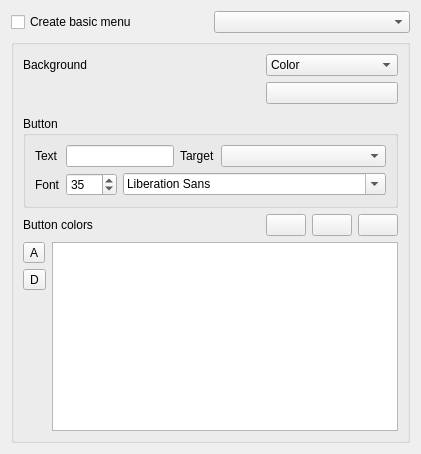
The window that src/widgets/dvdwizardmenu_ui.ui (KDE/kdenlive) describes before a commit, drawn with Qt 5.
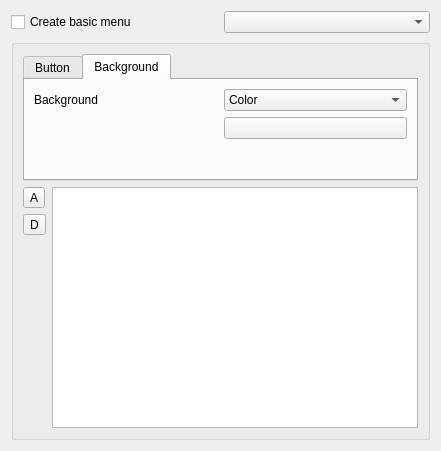
The same window after the commit. The open tabs and pages were chosen to show the change. Custom widgets are drawn as their Qt base class.

Commit message: dvd wizard: small ui improvements, warn on file overwrite

Diff of the .ui file:
```diff
--- a/src/widgets/dvdwizardmenu_ui.ui
+++ b/src/widgets/dvdwizardmenu_ui.ui
@@ -5,14 +5,14 @@
    <rect>
     <x>0</x>
     <y>0</y>
-    <width>421</width>
-    <height>454</height>
+    <width>441</width>
+    <height>451</height>
    </rect>
   </property>
   <property name="windowTitle" >
    <string>Form</string>
   </property>
-  <layout class="QGridLayout" name="gridLayout_4" >
+  <layout class="QGridLayout" name="gridLayout_5" >
    <item row="0" column="0" >
     <widget class="QCheckBox" name="create_menu" >
      <property name="text" >
@@ -20,49 +20,30 @@
      </property>
     </widget>
    </item>
+   <item row="0" column="1" >
+    <widget class="KComboBox" name="menu_profile" />
+   </item>
    <item row="1" column="0" colspan="2" >
     <widget class="QGroupBox" name="menu_box" >
      <property name="title" >
       <string/>
      </property>
      <layout class="QGridLayout" name="gridLayout_3" >
-      <item row="0" column="0" colspan="2" >
-       <widget class="QLabel" name="label" >
-        <property name="text" >
-         <string>Background</string>
+      <item row="0" column="0" >
+       <widget class="QTabWidget" name="tabWidget" >
+        <property name="sizePolicy" >
+         <sizepolicy vsizetype="Preferred" hsizetype="Expanding" >
+          <horstretch>0</horstretch>
+          <verstretch>0</verstretch>
+         </sizepolicy>
         </property>
-       </widget>
-      </item>
-      <item row="0" column="2" >
-       <widget class="KComboBox" name="background_list" >
-        <item>
-         <property name="text" >
-          <string>Color</string>
-         </property>
-        </item>
-        <item>
-         <property name="text" >
-          <string>Image</string>
-         </property>
-        </item>
-        <item>
-         <property name="text" >
-          <string>Video</string>
-         </property>
-        </item>
-       </widget>
-      </item>
-      <item row="1" column="2" >
-       <widget class="KColorButton" name="background_color" />
-      </item>
-      <item row="2" column="2" >
-       <widget class="KUrlRequester" name="background_image" />
-      </item>
-      <item row="4" column="0" colspan="3" >
-       <widget class="QGroupBox" name="button_box" >
-        <property name="title" >
+        <property name="currentIndex" >
+         <number>0</number>
+        </property>
+        <widget class="QWidget" name="tab" >
+         <attribute name="title" >
          <string>Button</string>
-        </property>
+         </attribute>
         <layout class="QGridLayout" name="gridLayout_2" >
          <item row="0" column="0" >
           <widget class="QLabel" name="label_3" >
@@ -114,10 +95,97 @@
          <item row="1" column="2" colspan="3" >
           <widget class="QFontComboBox" name="font_family" />
          </item>
-        </layout>
-       </widget>
-      </item>
-      <item row="6" column="0" colspan="3" >
+          <item row="2" column="0" colspan="2" >
+           <widget class="QLabel" name="label_5" >
+            <property name="text" >
+             <string>Button colors</string>
+            </property>
+           </widget>
+          </item>
+          <item row="2" column="2" colspan="3" >
+           <layout class="QHBoxLayout" name="horizontalLayout" >
+            <item>
+             <widget class="KColorButton" name="text_color" >
+              <property name="text" >
+               <string/>
+              </property>
+              <property name="color" >
+               <color>
+                <red>255</red>
+                <green>255</green>
+                <blue>255</blue>
+               </color>
+              </property>
+             </widget>
+            </item>
+            <item>
+             <widget class="KColorButton" name="selected_color" >
+              <property name="color" >
+               <color>
+                <red>170</red>
+                <green>170</green>
+                <blue>255</blue>
+               </color>
+              </property>
+             </widget>
+            </item>
+            <item>
+             <widget class="KColorButton" name="highlighted_color" >
+              <property name="color" >
+               <color>
+                <red>255</red>
+                <green>85</green>
+                <blue>0</blue>
+               </color>
+              </property>
+             </widget>
+            </item>
+           </layout>
+          </item>
+         </layout>
+        </widget>
+        <widget class="QWidget" name="tab_2" >
+         <attribute name="title" >
+          <string>Background</string>
+         </attribute>
+         <layout class="QGridLayout" name="gridLayout_4" >
+          <item row="0" column="0" >
+           <widget class="QLabel" name="label" >
+            <property name="text" >
+             <string>Background</string>
+            </property>
+           </widget>
+          </item>
+          <item row="0" column="1" >
+           <widget class="KComboBox" name="background_list" >
+            <item>
+             <property name="text" >
+              <string>Color</string>
+             </property>
+            </item>
+            <item>
+             <property name="text" >
+              <string>Image</string>
+             </property>
+            </item>
+            <item>
+             <property name="text" >
+              <string>Video</string>
+             </property>
+            </item>
+           </widget>
+          </item>
+          <item row="1" column="1" >
+           <widget class="KColorButton" name="background_color" />
+          </item>
+          <item row="2" column="1" >
+           <widget class="KUrlRequester" name="background_image" />
+          </item>
+         </layout>
+        </widget>
+       </widget>
+      </item>
+      <item row="1" column="0" >
        <layout class="QGridLayout" name="gridLayout" >
         <item row="0" column="0" >
          <widget class="QToolButton" name="add_button" >
@@ -153,52 +221,12 @@
          </spacer>
         </item>
         <item rowspan="3" row="0" column="1" >
-         <widget class="QGraphicsView" name="menu_preview" />
-        </item>
-       </layout>
-      </item>
-      <item row="5" column="0" >
-       <widget class="QLabel" name="label_5" >
-        <property name="text" >
-         <string>Button colors</string>
-        </property>
-       </widget>
-      </item>
-      <item row="5" column="2" >
-       <layout class="QHBoxLayout" name="horizontalLayout" >
-        <item>
-         <widget class="KColorButton" name="text_color" >
-          <property name="text" >
-           <string/>
-          </property>
-          <property name="color" >
-           <color>
-            <red>255</red>
-            <green>255</green>
-            <blue>255</blue>
-           </color>
-          </property>
-         </widget>
-        </item>
-        <item>
-         <widget class="KColorButton" name="selected_color" >
-          <property name="color" >
-           <color>
-            <red>170</red>
-            <green>170</green>
-            <blue>255</blue>
-           </color>
-          </property>
-         </widget>
-        </item>
-        <item>
-         <widget class="KColorButton" name="highlighted_color" >
-          <property name="color" >
-           <color>
-            <red>255</red>
-            <green>85</green>
-            <blue>0</blue>
-           </color>
+         <widget class="QGraphicsView" name="menu_preview" >
+          <property name="sizePolicy" >
+           <sizepolicy vsizetype="MinimumExpanding" hsizetype="Expanding" >
+            <horstretch>0</horstretch>
+            <verstretch>0</verstretch>
+           </sizepolicy>
           </property>
          </widget>
         </item>
@@ -216,9 +244,6 @@
      <zorder></zorder>
     </widget>
    </item>
-   <item row="0" column="1" >
-    <widget class="KComboBox" name="menu_profile" />
-   </item>
   </layout>
  </widget>
  <customwidgets>
```
Left out of the diff: 3 changed lines with no effect on the pictures. Lines whose indentation alone changed are shown as unchanged. The commit also changes 3 other files.
